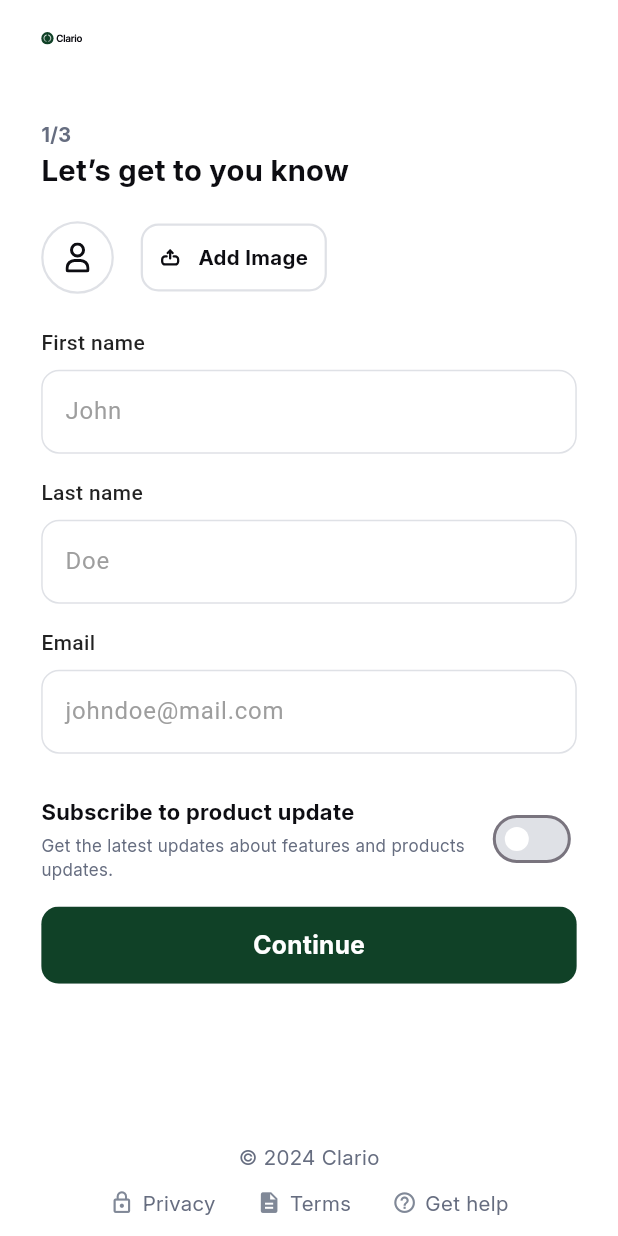
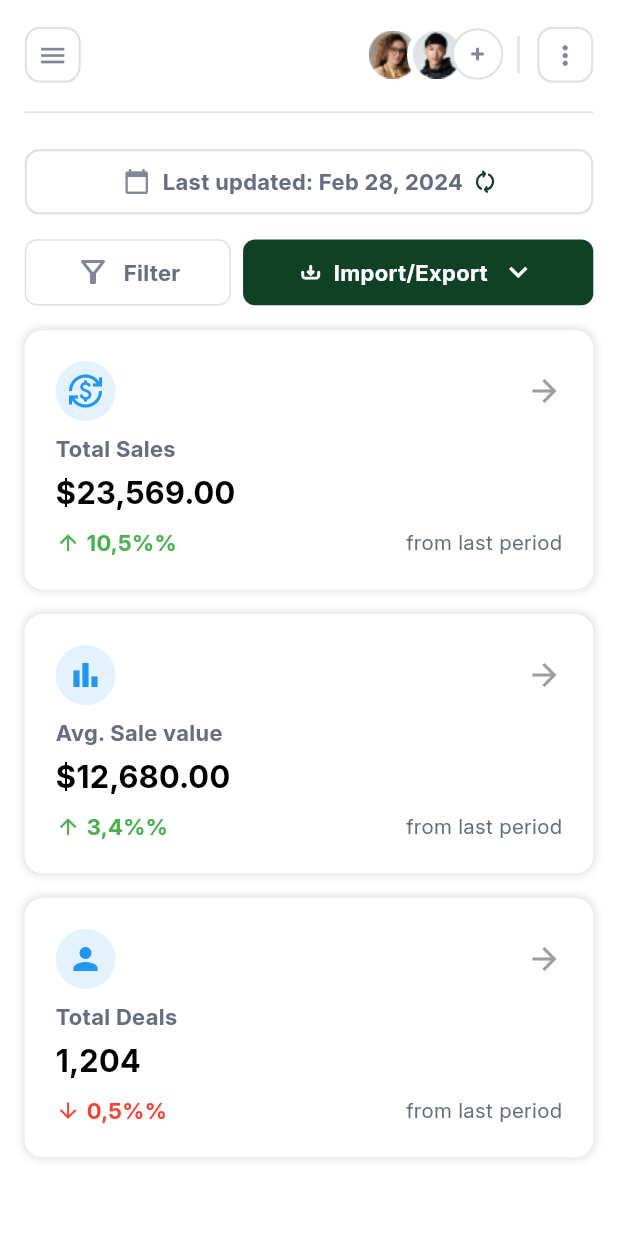
Before and after one commit to hijasahamed/Clario-UI, a Flutter app: the screen it shows after launch, on a phone screen of 412 x 824 dp. Run offline on Flutter 3.47's test engine with Material 3 defaults, Android fonts, the phone set to English and light mode, and no system bars; our stand-ins replace flutter_svg, intl_phone_field.

Commit message:
feat: home screen development sales card added

```diff
--- a/lib/main.dart
+++ b/lib/main.dart
@@ -1,3 +1,4 @@
+import 'package:clario/view/screen/home_screen.dart';
 import 'package:clario/view/screen/onboarding_one_screen.dart';
 import 'package:flutter/material.dart';
 import 'package:flutter/services.dart';
@@ -20,7 +21,7 @@ class ClarioApp extends StatelessWidget {
     return MaterialApp(
       title: 'Clario',
       debugShowCheckedModeBanner: false,
-      home: OnboardingOneScreen(screenSize: screenSize,),
+      home: HomeScreen(screenSize: screenSize,),
     );
   }
 }
--- a/lib/view/screen/home_screen.dart
+++ b/lib/view/screen/home_screen.dart
@@ -1,3 +1,7 @@
+import 'package:clario/view/widget/common_widgets/text_widget.dart';
+import 'package:clario/view/widget/home_screen_widgets/filter_import_widget.dart';
+import 'package:clario/view/widget/home_screen_widgets/home_appbar_widget.dart';
+import 'package:clario/view/widget/home_screen_widgets/sales_card_widget.dart';
 import 'package:flutter/material.dart';
 
 class HomeScreen extends StatelessWidget {
@@ -7,6 +11,22 @@ class HomeScreen extends StatelessWidget {
   Widget build(BuildContext context) {
     return Scaffold(
       backgroundColor: Colors.white,
+      extendBodyBehindAppBar: true,
+      body: SafeArea(
+        child: Padding(
+          padding: EdgeInsets.all(screenSize.width/25),
+          child: Column(
+            crossAxisAlignment: CrossAxisAlignment.start,
+            children: [
+              HomeAppBarWidget(screenSize: screenSize),
+              SizedBox(height: screenSize.height/80,),
+              Divider(color: Color(0XFFDFE1E6),),
+              FilterAndImportWidget(screenSize: screenSize),
+              SalesCardWidget(screenSize: screenSize),
+            ],
+          ),
+        ),
+      ),
     );
   }
 }
--- /dev/null
+++ b/lib/view/widget/home_screen_widgets/filter_import_widget.dart
@@ -0,0 +1,110 @@
+import 'package:clario/view/widget/common_widgets/text_widget.dart';
+import 'package:flutter/material.dart';
+import 'package:flutter_svg/flutter_svg.dart';
+
+class FilterAndImportWidget extends StatelessWidget {
+  const FilterAndImportWidget({
+    super.key,
+    required this.screenSize,
+  });
+
+  final Size screenSize;
+
+  @override
+  Widget build(BuildContext context) {
+    return SizedBox(
+      width: screenSize.width,
+      child: Column(
+        crossAxisAlignment: CrossAxisAlignment.center,
+        children: [
+          SizedBox(height: screenSize.height * 0.02),
+          Container(
+            width: screenSize.width,
+            padding: EdgeInsets.symmetric(
+              vertical: screenSize.height * 0.012,
+            ),
+            decoration: BoxDecoration(
+              color: Colors.white,
+              borderRadius: BorderRadius.circular(10),
+              border: Border.all(color: Color(0XFFDFE1E6),width: 1.5),
+            ),
+            child: Row(
+              mainAxisSize: MainAxisSize.min,
+              mainAxisAlignment: MainAxisAlignment.center,
+              children: [
+                Icon(Icons.calendar_today, color: Color(0XFF808897), size: 18),
+                SizedBox(width: screenSize.width * 0.02),
+                TextWidget(text: "Last updated: Feb 28, 2024", color: Color(0XFF666D80), size: screenSize.width/28, fontFamily: 'Inter', weight: FontWeight.w600),
+                SizedBox(width: screenSize.width * 0.02),
+                SvgPicture.asset(
+                  'asset/image/refresh.svg',
+                  fit: BoxFit.cover,
+                )
+              ],
+            ),
+          ),
+          SizedBox(height: screenSize.height * 0.02),
+          Row(
+            children: [
+              Container(
+                width: screenSize.width / 3,
+                padding: EdgeInsets.symmetric(vertical: screenSize.height * 0.011),
+                decoration: BoxDecoration(
+                  color: Colors.white,
+                  borderRadius: BorderRadius.circular(8),
+                  border: Border.all(color: Colors.grey.shade300),
+                ),
+                child: Row(
+                  mainAxisAlignment: MainAxisAlignment.center,
+                  children: [
+                    Icon(Icons.filter_alt_outlined, color: Color(0XFF808897)),
+                    SizedBox(width: screenSize.width * 0.02),
+                    TextWidget(
+                      text: "Filter",
+                      color: Color(0XFF666D80),
+                      size: screenSize.width / 28,
+                      fontFamily: 'Inter',
+                      weight: FontWeight.w600,
+                    ),
+                  ],
+                ),
+              ),
+              SizedBox(width: screenSize.width * 0.02),
+              Expanded(
+                child: Container(
+                  padding: EdgeInsets.symmetric(
+                    vertical: screenSize.height * 0.012,
+                  ),
+                  decoration: BoxDecoration(
+                    color: Color(0XFF104127),
+                    borderRadius: BorderRadius.circular(8),
+                  ),
+                  child: Row(
+                    mainAxisAlignment: MainAxisAlignment.center,
+                    children: [
+                      SvgPicture.asset(
+                        'asset/image/download.svg',
+                        fit: BoxFit.cover,
+                      ),
+                      SizedBox(width: screenSize.width * 0.02),
+                      TextWidget(
+                        text: "Import/Export",
+                        color: Colors.white,
+                        size: screenSize.width / 28,
+                        fontFamily: 'Inter',
+                        weight: FontWeight.w600,
+                      ),
+                      SizedBox(width: screenSize.width * 0.02),
+                      Icon(Icons.keyboard_arrow_down, color: Colors.white),
+                    ],
+                  ),
+                ),
+              )
+            ],
+          ),
+          SizedBox(height: screenSize.height * 0.02),
+        ],
+      ),
+    );
+  }
+}
--- /dev/null
+++ b/lib/view/widget/home_screen_widgets/home_appbar_widget.dart
@@ -0,0 +1,93 @@
+import 'package:flutter/material.dart';
+import 'package:flutter_svg/svg.dart';
+
+class HomeAppBarWidget extends StatelessWidget {
+  const HomeAppBarWidget({
+    super.key,
+    required this.screenSize,
+  });
+
+  final Size screenSize;
+
+  @override
+  Widget build(BuildContext context) {
+    return Row(
+      children: [
+        Container(
+          padding: EdgeInsets.all(screenSize.width/60),
+          decoration: BoxDecoration(
+            border: Border.all(color: Color(0XFFDFE1E6),width: 1.5),
+            borderRadius: BorderRadius.circular(screenSize.width/40)
+          ),
+          child: Icon(Icons.menu,color: Color(0XFF808897),size: screenSize.width/20,)
+        ),
+        Spacer(),
+        SizedBox(
+          width: screenSize.width/4,
+          child: Stack(
+            fit: StackFit.loose,
+            children: [
+              Positioned(
+                child: CircleAvatar(
+                  backgroundColor: Colors.white,
+                  child: Image.asset(
+                    'asset/image/f.png',
+                    fit: BoxFit.cover,
+                  ),
+                ),
+              ),
+              Positioned(
+                left: screenSize.width/14,
+                child: CircleAvatar(
+                  backgroundColor: Colors.white,
+                  child: Image.asset(
+                    'asset/image/m.png',
+                    fit: BoxFit.cover,
+                  ),
+                ),
+              ),
+              Positioned(
+                left: screenSize.width/7.5,
+                bottom: screenSize.width/125,
+                child: Container(
+                  height: screenSize.width/12,
+                  decoration: BoxDecoration(
+                    shape: BoxShape.circle,
+                    border: Border.all(
+                      color: Color(0XFFDFE1E6),
+                      width: 1.5,
+                    ),
+                  ),
+                  child: CircleAvatar(
+                    backgroundColor: Colors.white,
+                    child: Padding(
+                      padding: EdgeInsets.all(8.0),
+                      child: SvgPicture.asset(
+                        'asset/image/plus icon.svg',
+                        fit: BoxFit.cover,
+                      ),
+                    ),
+                  ),
+                ),
+              )
+            ],
+          ),
+        ),
+        Container(
+          width: 1.5,
+          height: screenSize.width/16.5,
+          color: Color(0XFFDFE1E6),
+        ),
+        SizedBox(width: screenSize.width/35,),
+        Container(
+          padding: EdgeInsets.all(screenSize.width/60),
+          decoration: BoxDecoration(
+            border: Border.all(color: Color(0XFFDFE1E6),width: 1.5),
+            borderRadius: BorderRadius.circular(screenSize.width/40)
+          ),
+          child: Icon(Icons.more_vert,color: Color(0XFF808897),size: screenSize.width/20,)
+        ),
+      ],
+    );
+  }
+}
--- /dev/null
+++ b/lib/view/widget/home_screen_widgets/sales_card_holder_widget.dart
@@ -0,0 +1,95 @@
+import 'package:clario/view/widget/common_widgets/text_widget.dart';
+import 'package:flutter/material.dart';
+
+class SalesCardHolderWidget extends StatelessWidget {
+  final IconData icon;
+  final String title;
+  final String amount;
+  final String percentage;
+  final Color percentageColor;
+  final Size screenSize;
+
+  const SalesCardHolderWidget({super.key,
+    required this.icon,
+    required this.title,
+    required this.amount,
+    required this.percentage,
+    required this.percentageColor,
+    required this.screenSize,
+  });
+
+  @override
+  Widget build(BuildContext context) {
+    return Container(
+      padding: EdgeInsets.all(screenSize.width * 0.05),
+      decoration: BoxDecoration(
+        color: Colors.white,
+        borderRadius: BorderRadius.circular(12),
+        boxShadow: [
+          BoxShadow(
+            color: Colors.black12,
+            blurRadius: 4,
+            spreadRadius: 1,
+          )
+        ],
+      ),
+      child: Column(
+        crossAxisAlignment: CrossAxisAlignment.start,
+        children: [
+          Row(
+            children: [
+              CircleAvatar(
+                backgroundColor: Colors.blue.shade50,
+                child: Icon(icon, color: Colors.blue),
+              ),
+              Spacer(),
+              Icon(Icons.arrow_forward, color: Colors.grey),
+            ],
+          ),
+          SizedBox(height: screenSize.height * 0.01),
+          TextWidget(
+            text: title,
+            color: Color(0XFF666D80),
+            size: screenSize.width / 28,
+            fontFamily: 'Inter',
+            weight: FontWeight.w600,
+          ),
+          SizedBox(height: screenSize.height * 0.005),
+          TextWidget(
+            text: amount,
+            color: Colors.black,
+            size: screenSize.width / 20,
+            fontFamily: 'Inter',
+            weight: FontWeight.bold,
+          ),
+          SizedBox(height: screenSize.height * 0.01),
+          Row(
+            children: [
+              Icon(
+                percentageColor == Colors.green ? Icons.arrow_upward : Icons.arrow_downward,
+                color: percentageColor,
+                size: screenSize.width / 25,
+              ),
+              SizedBox(width: screenSize.width * 0.01),
+              TextWidget(
+                text: "$percentage%",
+                color: percentageColor,
+                size: screenSize.width / 28,
+                fontFamily: 'Inter',
+                weight: FontWeight.w600,
+              ),
+              Spacer(),
+              TextWidget(
+                text: "from last period",
+                color: Color(0XFF666D80),
+                size: screenSize.width / 30,
+                fontFamily: 'Inter',
+                weight: FontWeight.w500,
+              ),
+            ],
+          ),
+        ],
+      ),
+    );
+  }
+}
--- /dev/null
+++ b/lib/view/widget/home_screen_widgets/sales_card_widget.dart
@@ -0,0 +1,45 @@
+import 'package:clario/view/widget/home_screen_widgets/sales_card_holder_widget.dart';
+import 'package:flutter/material.dart';
+
+class SalesCardWidget extends StatelessWidget {
+  const SalesCardWidget({
+    super.key,
+    required this.screenSize,
+  });
+
+  final Size screenSize;
+
+  @override
+  Widget build(BuildContext context) {
+    return Column(
+      children: [
+        SalesCardHolderWidget(
+          icon: Icons.currency_exchange,
+          title: "Total Sales",
+          amount: "\$23,569.00",
+          percentage: "10,5%",
+          percentageColor: Colors.green,
+          screenSize: screenSize,
+        ),
+        SizedBox(height: screenSize.height * 0.02),
+        SalesCardHolderWidget(
+          icon: Icons.bar_chart,
+          title: "Avg. Sale value",
+          amount: "\$12,680.00",
+          percentage: "3,4%",
+          percentageColor: Colors.green,
+          screenSize: screenSize,
+        ),
+        SizedBox(height: screenSize.height * 0.02),
+        SalesCardHolderWidget(
+          icon: Icons.person,
+          title: "Total Deals",
+          amount: "1,204",
+          percentage: "0,5%",
+          percentageColor: Colors.red,
+          screenSize: screenSize,
+        ),
+      ],
+    );
+  }
+}
```
Also changed, not shown: asset/image/download.svg (added), asset/image/f.png (added), asset/image/m.png (added), asset/image/plus icon.svg (added), asset/image/refresh.svg (added).
